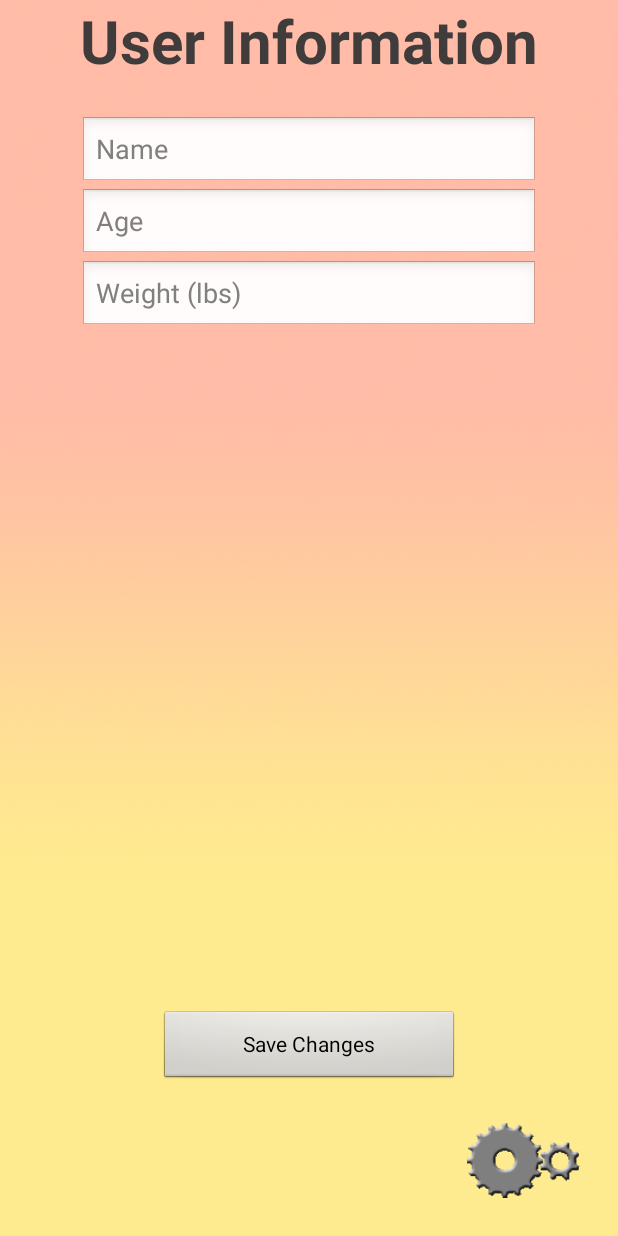
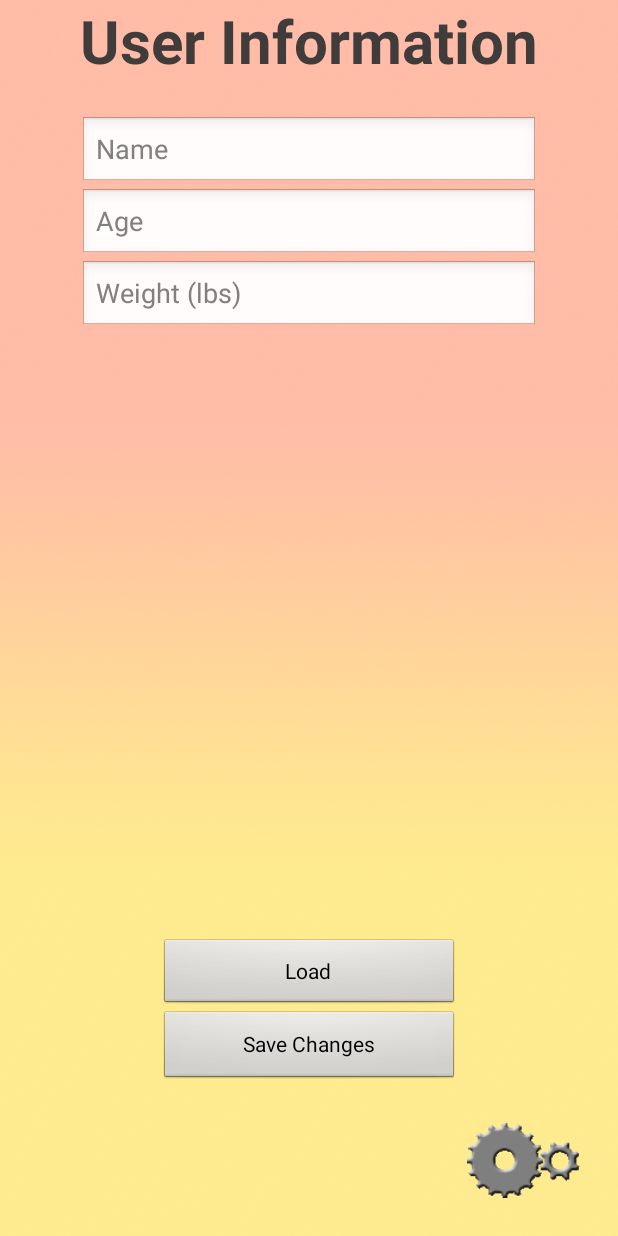
Before and after one commit to DennyScott/HealthTrack, an Android app: the GoalsUserInfo screen opened directly, with no data from a screen before it, after a tap on "Save Changes", on a phone screen of 412 x 824 dp. Run offline under Robolectric (Android 15) with nearby library versions, the light colour scheme and no system bars.

Commit message:
User info submission page now saves user input to internal storage

```diff
--- a/app/src/main/java/club/glamajestic/healthtrack/GoalsUserInfo.java
+++ b/app/src/main/java/club/glamajestic/healthtrack/GoalsUserInfo.java
@@ -1,11 +1,24 @@
 package club.glamajestic.healthtrack;
 
 import android.app.Activity;
+import android.content.Context;
 import android.content.Intent;
 import android.os.Bundle;
+import android.util.Log;
 import android.view.View;
 import android.widget.Button;
+import android.widget.EditText;
+import android.widget.TextView;
 import android.widget.Toast;
+
+import java.io.BufferedReader;
+import java.io.BufferedWriter;
+import java.io.FileInputStream;
+import java.io.FileNotFoundException;
+import java.io.FileOutputStream;
+import java.io.IOException;
+import java.io.InputStreamReader;
+import java.io.OutputStreamWriter;
 
 /**
  * <code>GoalsUserInfo</code> allows the user to enter information about themselves, which the
@@ -14,6 +27,8 @@ import android.widget.Toast;
 public class GoalsUserInfo extends Activity implements View.OnClickListener {
 
     private Button saveButton;
+    private EditText editText;
+    private TextView textView;
 
     /**
      * {@inheritDoc}
@@ -24,6 +39,9 @@ public class GoalsUserInfo extends Activity implements View.OnClickListener {
         setContentView(R.layout.goals_user_info);
         saveButton = (Button)findViewById(R.id.saveButton);
         saveButton.setOnClickListener(this);
+        editText = (EditText)findViewById(R.id.nameTextEntry);
+        textView = (TextView)findViewById(R.id.textView);
+        textView.setVisibility(View.GONE);
     }
 
     /**
@@ -59,5 +77,70 @@ public class GoalsUserInfo extends Activity implements View.OnClickListener {
 
     private void saveClicked() {
         Output.toastMessage(this, "Changes updated.", Output.SHORT_TOAST);
+        saveText();
+    }
+
+    private void saveText(){
+        /*try {
+
+            OutputStreamWriter out = new OutputStreamWriter(openFileOutput("userInfo", MODE_APPEND));
+            EditText ET = (EditText)findViewById(R.id.nameTextEntry);
+            String text = ET.getText().toString();
+            out.write(text);
+            out.write('\n');
+            out.close();
+            Toast.makeText(this, text, Toast.LENGTH_LONG).show();
+
+        } catch (Throwable t) {
+
+            Toast.makeText(this, "Exception: " + t.toString(), Toast.LENGTH_LONG).show();
+
+        }*/
+        String message = editText.getText().toString();
+        String fileName = "userInput";
+        try {
+            FileOutputStream fileOutputStream = openFileOutput(fileName,MODE_PRIVATE);
+            fileOutputStream.write(message.getBytes());
+            editText.setText("");
+
+            editText = (EditText)findViewById(R.id.ageTextEntry);
+            message = ", " + editText.getText().toString();
+            fileOutputStream.write(message.getBytes());
+            editText.setText("");
+
+            editText = (EditText)findViewById(R.id.weightTextEntry);
+            message = ", " + editText.getText().toString();
+            fileOutputStream.write(message.getBytes());
+
+            fileOutputStream.close();
+            editText.setText("");
+        } catch (FileNotFoundException e) {
+            e.printStackTrace();
+        } catch (IOException e) {
+            e.printStackTrace();
+        }
+    }
+
+    /*
+    This is only here as a reminder of how to retrieve the user's input from internal storage.
+    Requires plain text view widget and a load button.
+     */
+    public void readMessage(View view) {
+        try {
+            String message;
+            FileInputStream fileInputStream = openFileInput("userInput");
+            InputStreamReader inputStreamReader = new InputStreamReader(fileInputStream);
+            BufferedReader bufferedReader = new BufferedReader(inputStreamReader);
+            StringBuffer stringBuffer = new StringBuffer();
+            while ((message=bufferedReader.readLine())!=null) {
+                stringBuffer.append(message + "\n");
+            }
+            textView.setText(stringBuffer.toString());
+            textView.setVisibility(View.VISIBLE);
+        } catch (FileNotFoundException e) {
+            e.printStackTrace();
+        } catch (IOException e) {
+            e.printStackTrace();
+        }
     }
 }
--- a/app/src/main/res/layout-normal/goals_user_info.xml
+++ b/app/src/main/res/layout-normal/goals_user_info.xml
@@ -73,11 +73,34 @@
         android:inputType="numberDecimal"
         android:hint="Weight (lbs)"
         android:ems="10"
-        android:id="@+id/targetWeightTextEntry"
+        android:id="@+id/weightTextEntry"
         android:layout_below="@+id/ageTextEntry"
         android:layout_alignLeft="@+id/ageTextEntry"
         android:layout_alignStart="@+id/ageTextEntry"
         android:layout_alignRight="@+id/title"
         android:layout_alignEnd="@+id/title" />
 
+    <TextView
+        android:layout_width="match_parent"
+        android:layout_height="wrap_content"
+        android:textAppearance="?android:attr/textAppearanceMedium"
+        android:text="Load User Input (test)"
+        android:id="@+id/textView"
+        android:layout_marginTop="36dp"
+        android:layout_below="@+id/weightTextEntry"
+        android:layout_alignLeft="@+id/weightTextEntry"
+        android:layout_alignStart="@+id/weightTextEntry" />
+
+    <Button
+        android:layout_width="wrap_content"
+        android:layout_height="wrap_content"
+        android:text="Load"
+        android:id="@+id/loadButton"
+        android:onClick="readMessage"
+        android:layout_above="@+id/saveButton"
+        android:layout_alignLeft="@+id/saveButton"
+        android:layout_alignStart="@+id/saveButton"
+        android:layout_alignRight="@+id/saveButton"
+        android:layout_alignEnd="@+id/saveButton" />
+
 </RelativeLayout>
```
